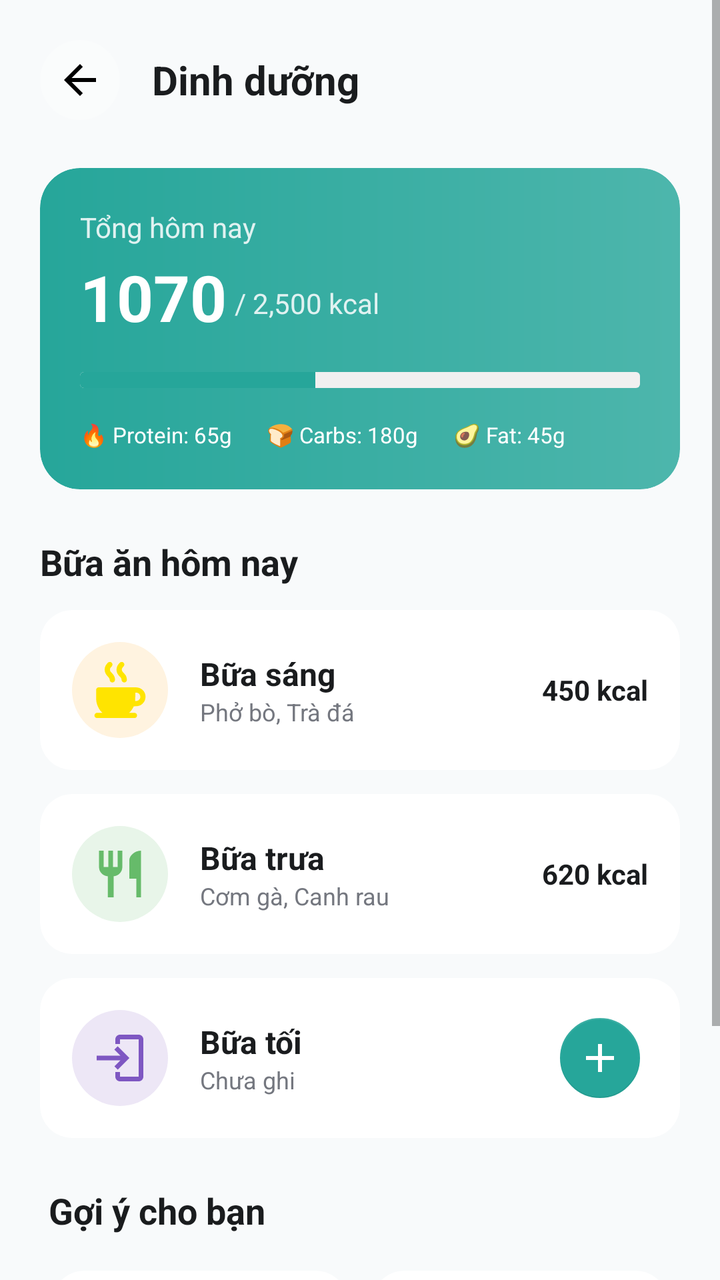
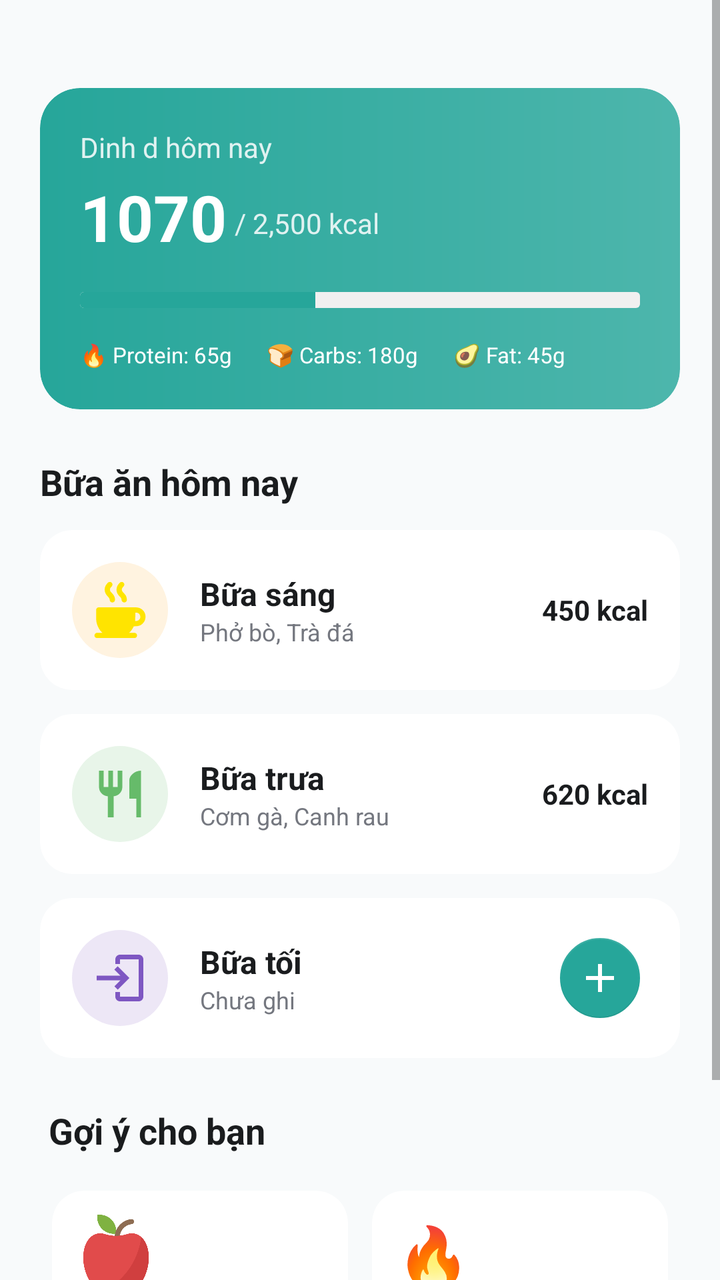

An Android layout rendered at two revisions. The XML below is the earlier revision; the diff shows what the commit changed to produce the second picture.
<!-- AndroidManifest.xml: application theme Theme.Better_Life -->
<!-- res/layout/fragment_nutrition.xml -->
<?xml version="1.0" encoding="utf-8"?>
<androidx.constraintlayout.widget.ConstraintLayout xmlns:android="http://schemas.android.com/apk/res/android"
    xmlns:app="http://schemas.android.com/apk/res-auto"
    android:layout_width="match_parent"
    android:layout_height="match_parent"
    android:background="@color/bg_main">

    <ScrollView
        android:layout_width="match_parent"
        android:layout_height="match_parent">

        <LinearLayout
            android:layout_width="match_parent"
            android:layout_height="wrap_content"
            android:orientation="vertical"
            android:padding="20dp">

            
            <LinearLayout
                android:id="@+id/go_back"
                android:layout_width="match_parent"
                android:layout_height="wrap_content"
                android:gravity="center_vertical"
                android:orientation="horizontal">

                <ImageButton
                    android:id="@+id/btn_back"
                    android:layout_width="40dp"
                    android:layout_height="40dp"
                    android:background="@drawable/circle_white_alpha"
                    android:padding="8dp"
                    android:src="@drawable/ic_back" />

                <TextView
                    android:layout_width="wrap_content"
                    android:layout_height="wrap_content"
                    android:layout_marginStart="16dp"
                    android:text="Dinh dưỡng"
                    android:textColor="@color/text_title"
                    android:textSize="20sp"
                    android:textStyle="bold" />
            </LinearLayout>

            
            <androidx.cardview.widget.CardView
                android:layout_width="match_parent"
                android:layout_height="wrap_content"
                android:layout_marginTop="24dp"
                app:cardCornerRadius="20dp"
                app:cardElevation="0dp">

                <LinearLayout
                    android:layout_width="match_parent"
                    android:layout_height="wrap_content"
                    android:background="@drawable/bg_nutrition_card"
                    android:orientation="vertical"
                    android:padding="20dp">

                    <TextView
                        android:layout_width="wrap_content"
                        android:layout_height="wrap_content"
                        android:text="Tổng hôm nay"
                        android:textColor="#E0F2F1"
                        android:textSize="14sp" />

                    <LinearLayout
                        android:layout_width="match_parent"
                        android:layout_height="wrap_content"
                        android:layout_marginTop="4dp"
                        android:gravity="bottom"
                        android:orientation="horizontal">

                        <TextView
                            android:layout_width="wrap_content"
                            android:layout_height="wrap_content"
                            android:text="1070"
                            android:textColor="@color/white"
                            android:textSize="32sp"
                            android:textStyle="bold" />

                        <TextView
                            android:layout_width="wrap_content"
                            android:layout_height="wrap_content"
                            android:layout_marginStart="4dp"
                            android:layout_marginBottom="4dp"
                            android:text="/ 2,500 kcal"
                            android:textColor="#E0F2F1"
                            android:textSize="14sp" />
                    </LinearLayout>

                    <ProgressBar
                        style="@style/Widget.AppCompat.ProgressBar.Horizontal"
                        android:layout_width="match_parent"
                        android:layout_height="8dp"
                        android:layout_marginTop="16dp"
                        android:progress="42"
                        android:progressDrawable="@drawable/mini_progress_bar" />

                    
                    <LinearLayout
                        android:layout_width="match_parent"
                        android:layout_height="wrap_content"
                        android:layout_marginTop="16dp"
                        android:orientation="horizontal">

                        <TextView
                            android:layout_width="0dp"
                            android:layout_height="wrap_content"
                            android:layout_weight="1"
                            android:text="🔥 Protein: 65g"
                            android:textColor="@color/white"
                            android:textSize="11sp" />

                        <TextView
                            android:layout_width="0dp"
                            android:layout_height="wrap_content"
                            android:layout_weight="1"
                            android:text="🍞 Carbs: 180g"
                            android:textColor="@color/white"
                            android:textSize="11sp" />

                        <TextView
                            android:layout_width="0dp"
                            android:layout_height="wrap_content"
                            android:layout_weight="1"
                            android:text="🥑 Fat: 45g"
                            android:textColor="@color/white"
                            android:textSize="11sp" />
                    </LinearLayout>
                </LinearLayout>
            </androidx.cardview.widget.CardView>

            
            <TextView
                android:layout_width="wrap_content"
                android:layout_height="wrap_content"
                android:layout_marginTop="24dp"
                android:text="Bữa ăn hôm nay"
                android:textColor="@color/text_title"
                android:textSize="18sp"
                android:textStyle="bold" />

            
            <androidx.cardview.widget.CardView
                android:layout_width="match_parent"
                android:layout_height="wrap_content"
                android:layout_marginTop="12dp"
                app:cardCornerRadius="16dp"
                app:cardElevation="0dp">

                <LinearLayout
                    android:layout_width="match_parent"
                    android:layout_height="wrap_content"
                    android:gravity="center_vertical"
                    android:padding="16dp">

                    <ImageView
                        android:layout_width="48dp"
                        android:layout_height="48dp"
                        android:background="@drawable/bg_icon_calories"
                        android:padding="10dp"
                        android:src="@drawable/ic_breakfast" />

                    <LinearLayout
                        android:layout_width="0dp"
                        android:layout_height="wrap_content"
                        android:layout_marginStart="16dp"
                        android:layout_weight="1"
                        android:orientation="vertical">

                        <TextView
                            android:layout_width="wrap_content"
                            android:layout_height="wrap_content"
                            android:text="Bữa sáng"
                            android:textColor="@color/text_title"
                            android:textSize="16sp"
                            android:textStyle="bold" />

                        <TextView
                            android:layout_width="wrap_content"
                            android:layout_height="wrap_content"
                            android:text="Phở bò, Trà đá"
                            android:textColor="@color/text_secondary"
                            android:textSize="12sp" />
                    </LinearLayout>

                    <TextView
                        android:layout_width="wrap_content"
                        android:layout_height="wrap_content"
                        android:text="450 kcal"
                        android:textColor="@color/text_title"
                        android:textStyle="bold" />
                </LinearLayout>
            </androidx.cardview.widget.CardView>

            
            <androidx.cardview.widget.CardView
                android:layout_width="match_parent"
                android:layout_height="wrap_content"
                android:layout_marginTop="12dp"
                app:cardCornerRadius="16dp"
                app:cardElevation="0dp">

                <LinearLayout
                    android:layout_width="match_parent"
                    android:layout_height="wrap_content"
                    android:gravity="center_vertical"
                    android:padding="16dp">

                    <ImageView
                        android:layout_width="48dp"
                        android:layout_height="48dp"
                        android:background="@drawable/bg_icon_water"
                        android:padding="10dp"
                        android:src="@drawable/ic_lunch" />

                    <LinearLayout
                        android:layout_width="0dp"
                        android:layout_height="wrap_content"
                        android:layout_marginStart="16dp"
                        android:layout_weight="1"
                        android:orientation="vertical">

                        <TextView
                            android:layout_width="wrap_content"
                            android:layout_height="wrap_content"
                            android:text="Bữa trưa"
                            android:textColor="@color/text_title"
                            android:textSize="16sp"
                            android:textStyle="bold" />

                        <TextView
                            android:layout_width="wrap_content"
                            android:layout_height="wrap_content"
                            android:text="Cơm gà, Canh rau"
                            android:textColor="@color/text_secondary"
                            android:textSize="12sp" />
                    </LinearLayout>

                    <TextView
                        android:layout_width="wrap_content"
                        android:layout_height="wrap_content"
                        android:text="620 kcal"
                        android:textColor="@color/text_title"
                        android:textStyle="bold" />
                </LinearLayout>
            </androidx.cardview.widget.CardView>

            
            <androidx.cardview.widget.CardView
                android:layout_width="match_parent"
                android:layout_height="wrap_content"
                android:layout_marginTop="12dp"
                app:cardCornerRadius="16dp"
                app:cardElevation="0dp">

                <LinearLayout
                    android:layout_width="match_parent"
                    android:layout_height="wrap_content"
                    android:gravity="center_vertical"
                    android:padding="16dp">

                    <ImageView
                        android:layout_width="48dp"
                        android:layout_height="48dp"
                        android:background="@drawable/bg_icon_sleep"
                        android:padding="10dp"
                        android:src="@drawable/ic_dinner" />

                    <LinearLayout
                        android:layout_width="0dp"
                        android:layout_height="wrap_content"
                        android:layout_marginStart="16dp"
                        android:layout_weight="1"
                        android:orientation="vertical">

                        <TextView
                            android:layout_width="wrap_content"
                            android:layout_height="wrap_content"
                            android:text="Bữa tối"
                            android:textColor="@color/text_title"
                            android:textSize="16sp"
                            android:textStyle="bold" />

                        <TextView
                            android:layout_width="wrap_content"
                            android:layout_height="wrap_content"
                            android:text="Chưa ghi"
                            android:textColor="@color/text_secondary"
                            android:textSize="12sp" />
                    </LinearLayout>

                    <com.google.android.material.floatingactionbutton.FloatingActionButton
                        android:layout_width="40dp"
                        android:layout_height="40dp"
                        android:src="@drawable/ic_add"
                        app:backgroundTint="@color/add_button_bg"
                        app:elevation="0dp"
                        app:fabCustomSize="40dp"
                        app:tint="@color/white" />
                </LinearLayout>
            </androidx.cardview.widget.CardView>

            
            <TextView
                android:layout_width="wrap_content"
                android:layout_height="wrap_content"
                android:layout_marginTop="24dp"
                android:text=" Gợi ý cho bạn"
                android:textColor="@color/text_title"
                android:textSize="18sp"
                android:textStyle="bold" />

            <GridLayout
                android:layout_width="match_parent"
                android:layout_height="wrap_content"
                android:layout_marginTop="12dp"
                android:columnCount="2">

                
                <androidx.cardview.widget.CardView
                    android:layout_width="0dp"
                    android:layout_height="wrap_content"
                    android:layout_columnWeight="1"
                    android:layout_margin="6dp"
                    app:cardCornerRadius="16dp"
                    app:cardElevation="0dp">

                    <LinearLayout
                        android:layout_width="match_parent"
                        android:layout_height="wrap_content"
                        android:orientation="vertical"
                        android:padding="12dp">

                        <ImageView
                            android:layout_width="40dp"
                            android:layout_height="40dp"
                            android:src="@drawable/ic_apple" />

                        <TextView
                            android:layout_width="wrap_content"
                            android:layout_height="wrap_content"
                            android:layout_marginTop="12dp"
                            android:text="Salad cá hồi"
                            android:textColor="@color/text_title"
                            android:textStyle="bold" />

                        <TextView
                            android:layout_width="wrap_content"
                            android:layout_height="wrap_content"
                            android:text="320 kcal"
                            android:textColor="@color/text_secondary"
                            android:textSize="12sp" />

                        <TextView
                            android:layout_width="wrap_content"
                            android:layout_height="wrap_content"
                            android:layout_marginTop="8dp"
                            android:background="@drawable/circle_white_alpha"
                            android:paddingHorizontal="8dp"
                            android:paddingVertical="2dp"
                            android:text="Giàu Omega-3"
                            android:textColor="@color/text_secondary"
                            android:textSize="10sp" />
                    </LinearLayout>
                </androidx.cardview.widget.CardView>

                
                <androidx.cardview.widget.CardView
                    android:layout_width="0dp"
                    android:layout_height="wrap_content"
                    android:layout_columnWeight="1"
                    android:layout_margin="6dp"
                    app:cardCornerRadius="16dp"
                    app:cardElevation="0dp">

                    <LinearLayout
                        android:layout_width="match_parent"
                        android:layout_height="wrap_content"
                        android:orientation="vertical"
                        android:padding="12dp">





                        <TextView
                            android:layout_width="40dp"
                            android:layout_height="40dp"
                            android:text="🔥"
                            android:textSize="30sp"
                            android:textColor="@color/text_title"
                            android:textStyle="bold"/>
                        <TextView
                            android:layout_width="wrap_content"
                            android:layout_height="wrap_content"
                            android:layout_marginTop="12dp"
                            android:text="Ức gà nướng"
                            android:textColor="@color/text_title"
                            android:textStyle="bold" />

                        <TextView
                            android:layout_width="wrap_content"
                            android:layout_height="wrap_content"
                            android:text="280 kcal"
                            android:textColor="@color/text_secondary"
                            android:textSize="12sp" />

                        <TextView
                            android:layout_width="wrap_content"
                            android:layout_height="wrap_content"
                            android:layout_marginTop="8dp"
                            android:background="@drawable/circle_white_alpha"
                            android:paddingHorizontal="8dp"
                            android:paddingVertical="2dp"
                            android:text="Giàu protein"
                            android:textColor="@color/text_secondary"
                            android:textSize="10sp" />
                    </LinearLayout>
                </androidx.cardview.widget.CardView>
            </GridLayout>

        </LinearLayout>
    </ScrollView>

</androidx.constraintlayout.widget.ConstraintLayout>
<!-- resources referenced by this layout -->
<resources>
  <color name="add_button_bg">#26A69A</color>
  <color name="bg_main">#F8FAFB</color>
  <color name="text_secondary">#74777F</color>
  <color name="text_title">#1A1C1E</color>
  <color name="white">#FFFFFFFF</color>
  <!-- drawable bg_icon_calories (drawable) -->
  <?xml version="1.0" encoding="utf-8"?>
  <shape xmlns:android="http://schemas.android.com/apk/res/android"
      android:shape="oval">
      <solid android:color="@color/card_calories" />
  </shape>
  <!-- drawable bg_icon_sleep (drawable) -->
  <?xml version="1.0" encoding="utf-8"?>
  <shape xmlns:android="http://schemas.android.com/apk/res/android"
      android:shape="oval">
      <solid android:color="@color/card_sleep" />
  </shape>
  <!-- drawable bg_icon_water (drawable) -->
  <?xml version="1.0" encoding="utf-8"?>
  <shape xmlns:android="http://schemas.android.com/apk/res/android"
      android:shape="oval">
      <solid android:color="@color/card_water" />
  </shape>
  <!-- drawable bg_nutrition_card (drawable) -->
  <?xml version="1.0" encoding="utf-8"?>
  <shape xmlns:android="http://schemas.android.com/apk/res/android">
      <gradient
          android:startColor="#26A69A"
          android:endColor="#4DB6AC"
          android:angle="0" />
      <corners android:radius="20dp" />
  </shape>
  <!-- drawable circle_white_alpha (drawable) -->
  <?xml version="1.0" encoding="utf-8"?>
  <shape xmlns:android="http://schemas.android.com/apk/res/android"
      android:shape="oval">
      <solid android:color="#40FFFFFF" />
  </shape>
  <!-- drawable ic_add (drawable) -->
  <?xml version="1.0" encoding="utf-8"?>
  <vector xmlns:android="http://schemas.android.com/apk/res/android"
      android:width="24dp"
      android:height="24dp"
      android:viewportWidth="24"
      android:viewportHeight="24">
      <path
          android:fillColor="#FFFFFF"
          android:pathData="M19,13h-6v6h-2v-6H5v-2h6V5h2v6h6v2z" />
  </vector>
  <!-- drawable ic_back (drawable) -->
  <?xml version="1.0" encoding="utf-8"?>
  <vector xmlns:android="http://schemas.android.com/apk/res/android"
      android:width="24dp"
      android:height="24dp"
      android:viewportWidth="24"
      android:viewportHeight="24">
      <path
          android:fillColor="#000000"
          android:pathData="M20,11H7.83l5.59,-5.59L12,4l-8,8l8,8l1.41,-1.41L7.83,13H20V11z" />
  </vector>
  <!-- drawable ic_dinner (drawable) -->
  <?xml version="1.0" encoding="utf-8"?>
  <vector xmlns:android="http://schemas.android.com/apk/res/android"
      android:width="24dp"
      android:height="24dp"
      android:viewportWidth="24"
      android:viewportHeight="24">
      <path
          android:fillColor="#7E57C2"
          android:pathData="M11,7L9.6,8.4l2.6,2.6H2v2h10.2l-2.6,2.6l1.4,1.4l5,-5L11,7zM20,2h-8c-1.1,0 -2,0.9 -2,2v2h2V4h8v16h-8v-2h-2v2c0,1.1 0.9,2 2,2h8c1.1,0 2,-0.9 2,-2V4C22,2.9 21.1,2 20,2z" />
  </vector>
  <!-- drawable ic_lunch (drawable) -->
  <?xml version="1.0" encoding="utf-8"?>
  <vector xmlns:android="http://schemas.android.com/apk/res/android"
      android:width="24dp"
      android:height="24dp"
      android:viewportWidth="24"
      android:viewportHeight="24">
      <path
          android:fillColor="#66BB6A"
          android:pathData="M11,9H9V2H7v7H5V2H3v7c0,2.12 1.66,3.84 3.75,3.97V22h2.5v-9.03C11.34,12.84 13,11.12 13,9V2h-2v7zM16,6v8h3v8h2V2c-2.76,0 -5,2.24 -5,4z" />
  </vector>
  <color name="card_calories">#FFF3E0</color>
  <color name="card_sleep">#EDE7F6</color>
  <color name="card_water">#E8F5E9</color>
  <color name="primary_teal">#26A69A</color>
  <color name="primary_teal_dark">#00796B</color>
  <color name="nav_active">#26A69A</color>
  <!-- unchanged entries left out for length: 4 -->
</resources>

<!-- the commit's change to res/layout/fragment_nutrition.xml (unified diff, before → after) -->
@@ -15,31 +15,7 @@
             android:orientation="vertical"
             android:padding="20dp">
 
-            
-            <LinearLayout
-                android:id="@+id/go_back"
-                android:layout_width="match_parent"
-                android:layout_height="wrap_content"
-                android:gravity="center_vertical"
-                android:orientation="horizontal">
-
-                <ImageButton
-                    android:id="@+id/btn_back"
-                    android:layout_width="40dp"
-                    android:layout_height="40dp"
-                    android:background="@drawable/circle_white_alpha"
-                    android:padding="8dp"
-                    android:src="@drawable/ic_back" />
-
-                <TextView
-                    android:layout_width="wrap_content"
-                    android:layout_height="wrap_content"
-                    android:layout_marginStart="16dp"
-                    android:text="Dinh dưỡng"
-                    android:textColor="@color/text_title"
-                    android:textSize="20sp"
-                    android:textStyle="bold" />
-            </LinearLayout>
+
 
             
             <androidx.cardview.widget.CardView
@@ -59,7 +35,7 @@
                     <TextView
                         android:layout_width="wrap_content"
                         android:layout_height="wrap_content"
-                        android:text="Tổng hôm nay"
+                        android:text="Dinh d hôm nay"
                         android:textColor="#E0F2F1"
                         android:textSize="14sp" />
 
<!-- resource entries referenced after the edit -->
@@ -49,17 +49,6 @@
           android:fillColor="#FFFFFF"
           android:pathData="M19,13h-6v6h-2v-6H5v-2h6V5h2v6h6v2z" />
   </vector>
-  <!-- drawable ic_back (drawable) -->
-  <?xml version="1.0" encoding="utf-8"?>
-  <vector xmlns:android="http://schemas.android.com/apk/res/android"
-      android:width="24dp"
-      android:height="24dp"
-      android:viewportWidth="24"
-      android:viewportHeight="24">
-      <path
-          android:fillColor="#000000"
-          android:pathData="M20,11H7.83l5.59,-5.59L12,4l-8,8l8,8l1.41,-1.41L7.83,13H20V11z" />
-  </vector>
   <!-- drawable ic_dinner (drawable) -->
   <?xml version="1.0" encoding="utf-8"?>
   <vector xmlns:android="http://schemas.android.com/apk/res/android"
